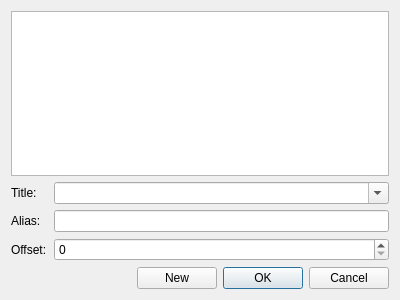
This is src/gui/smarttitlemanager.ui in killmaster/Shinjiru as Qt 5 draws it before an edit. The edited form follows.
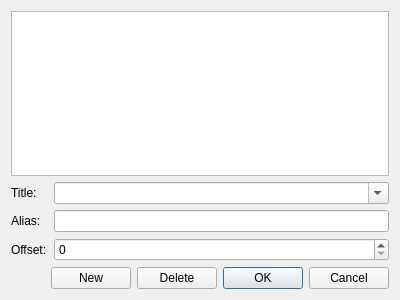
This is the edited form.

Diff of the .ui file:
```diff
--- a/src/gui/smarttitlemanager.ui
+++ b/src/gui/smarttitlemanager.ui
@@ -105,6 +105,13 @@
        </property>
       </widget>
      </item>
+     <item>
+      <widget class="QPushButton" name="deleteTitle">
+       <property name="text">
+        <string>Delete</string>
+       </property>
+      </widget>
+     </item>
      <item>
       <widget class="QDialogButtonBox" name="buttonBox">
        <property name="orientation">
```
